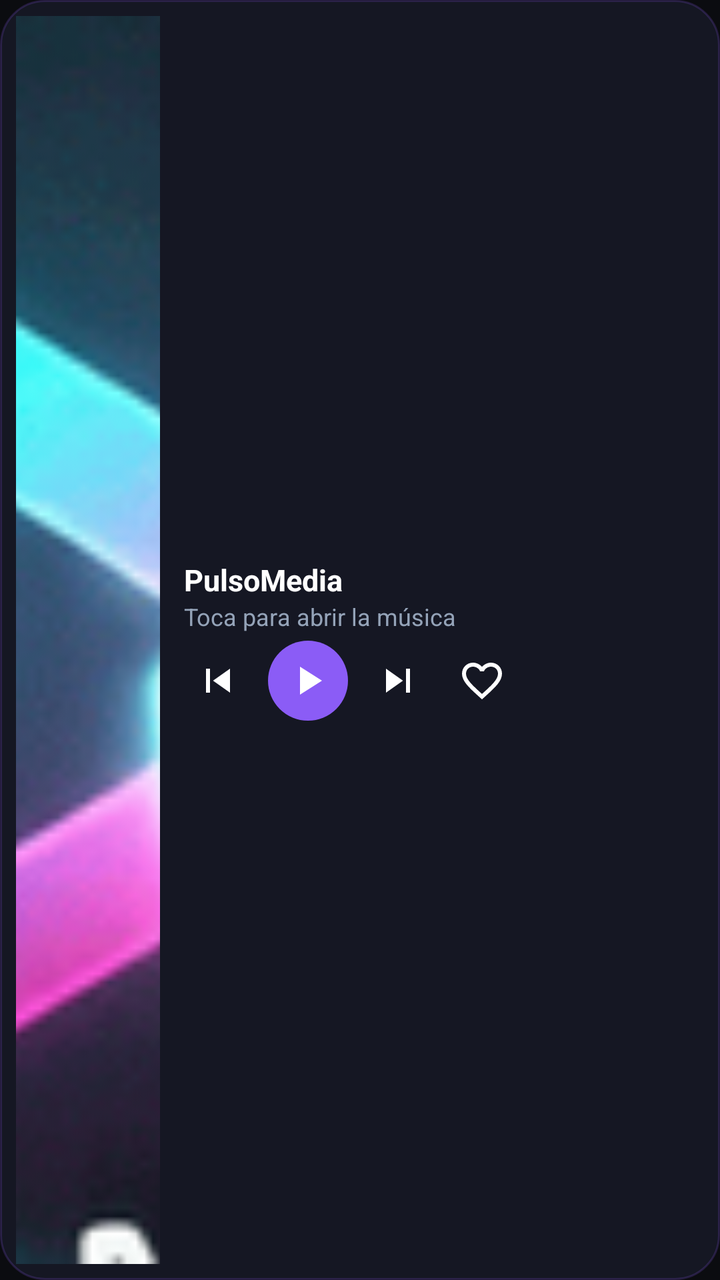
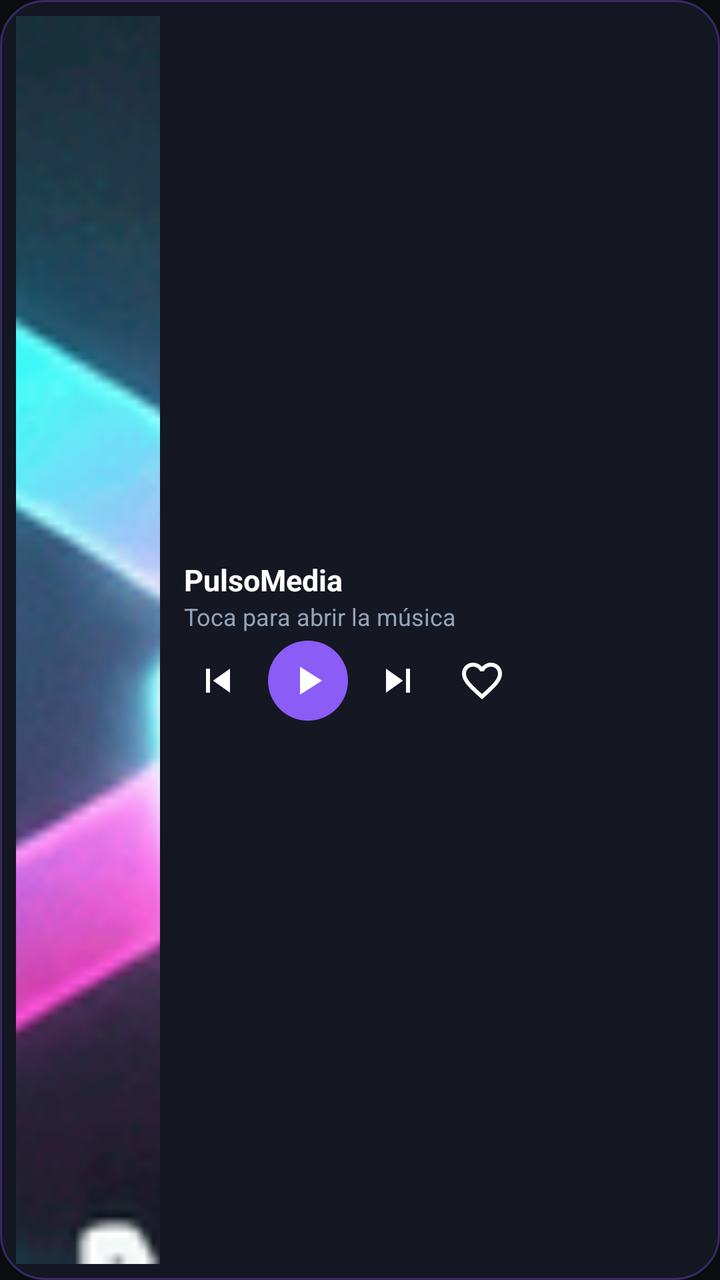

Before-and-after screenshots of an Android layout around one commit, followed by the original layout XML and the change that was made.
<!-- AndroidManifest.xml: application theme Theme.CPN -->
<!-- res/layout/widget_player.xml -->
<?xml version="1.0" encoding="utf-8"?>
<LinearLayout xmlns:android="http://schemas.android.com/apk/res/android"
    android:id="@+id/widget_root"
    android:layout_width="match_parent"
    android:layout_height="match_parent"
    android:background="@drawable/widget_bg"
    android:gravity="center"
    android:orientation="horizontal"
    android:padding="8dp">
    <ImageView
        android:id="@+id/widget_art"
        android:layout_width="72dp"
        android:layout_height="match_parent"
        android:contentDescription="Carátula"
        android:scaleType="centerCrop"
        android:src="@mipmap/ic_launcher" />

    <LinearLayout
        android:id="@+id/widget_info"
        android:layout_width="0dp"
        android:layout_height="wrap_content"
        android:layout_marginStart="12dp"
        android:layout_weight="1"
        android:gravity="center_vertical"
        android:orientation="vertical">
        <TextView
            android:id="@+id/widget_title"
            android:layout_width="match_parent"
            android:layout_height="wrap_content"
            android:ellipsize="end"
            android:maxLines="1"
            android:text="PulsoMedia"
            android:textColor="#FFFFFFFF"
            android:textSize="15sp"
            android:textStyle="bold" />

        <TextView
            android:id="@+id/widget_artist"
            android:layout_width="match_parent"
            android:layout_height="wrap_content"
            android:ellipsize="end"
            android:maxLines="1"
            android:text="Toca para abrir la música"
            android:textColor="#FF94A3B8"
            android:textSize="12sp" />
        <LinearLayout
            android:layout_width="match_parent"
            android:layout_height="wrap_content"
            android:gravity="center_vertical"
            android:orientation="horizontal"
            android:layout_marginTop="4dp">
            <ImageButton
                android:id="@+id/widget_prev"
                android:layout_width="34dp"
                android:layout_height="34dp"
                android:background="@android:color/transparent"
                android:contentDescription="Anterior"
                android:scaleType="center"
                android:src="@drawable/ic_prev" />
            <ImageButton
                android:id="@+id/widget_play"
                android:layout_width="40dp"
                android:layout_height="40dp"
                android:layout_marginStart="8dp"
                android:layout_marginEnd="8dp"
                android:background="@drawable/widget_btn_bg"
                android:contentDescription="Reproducir o pausar"
                android:scaleType="center"
                android:src="@drawable/ic_play" />
            <ImageButton
                android:id="@+id/widget_next"
                android:layout_width="34dp"
                android:layout_height="34dp"
                android:background="@android:color/transparent"
                android:contentDescription="Siguiente"
                android:scaleType="center"
                android:src="@drawable/ic_next" />
            <ImageButton
                android:id="@+id/widget_like"
                android:layout_width="34dp"
                android:layout_height="34dp"
                android:layout_marginStart="8dp"
                android:background="@android:color/transparent"
                android:contentDescription="Me gusta"
                android:scaleType="center"
                android:src="@drawable/ic_heart" />
        </LinearLayout>
    </LinearLayout>
</LinearLayout>
<!-- resources referenced by this layout -->
<resources>
  <!-- drawable ic_heart (drawable) -->
  <vector xmlns:android="http://schemas.android.com/apk/res/android" android:width="24dp" android:height="24dp" android:viewportWidth="24" android:viewportHeight="24">
      <path android:fillColor="#FFFFFFFF" android:pathData="M16.5,3c-1.74,0 -3.41,0.81 -4.5,2.09C10.91,3.81 9.24,3 7.5,3 4.42,3 2,5.42 2,8.5c0,3.78 3.4,6.86 8.55,11.54L12,21.35l1.45,-1.32C18.6,15.36 22,12.28 22,8.5 22,5.42 19.58,3 16.5,3zM12.1,18.55l-0.1,0.1 -0.1,-0.1C7.14,14.24 4,11.39 4,8.5 4,6.5 5.5,5 7.5,5c1.54,0 3.04,0.99 3.57,2.36h1.87C13.46,5.99 14.96,5 16.5,5c2,0 3.5,1.5 3.5,3.5 0,2.89 -3.14,5.74 -7.9,10.05z" />
  </vector>
  <!-- drawable ic_next (drawable) -->
  <vector xmlns:android="http://schemas.android.com/apk/res/android" android:width="24dp" android:height="24dp" android:viewportWidth="24" android:viewportHeight="24">
      <path android:fillColor="#FFFFFFFF" android:pathData="M6,18l8.5,-6L6,6v12zM16,6v12h2V6h-2z" />
  </vector>
  <!-- drawable ic_play (drawable) -->
  <vector xmlns:android="http://schemas.android.com/apk/res/android" android:width="24dp" android:height="24dp" android:viewportWidth="24" android:viewportHeight="24">
      <path android:fillColor="#FFFFFFFF" android:pathData="M8,5v14l11,-7z" />
  </vector>
  <!-- drawable ic_prev (drawable) -->
  <vector xmlns:android="http://schemas.android.com/apk/res/android" android:width="24dp" android:height="24dp" android:viewportWidth="24" android:viewportHeight="24">
      <path android:fillColor="#FFFFFFFF" android:pathData="M6,6h2v12H6zM9.5,12l8.5,6V6z" />
  </vector>
  <!-- drawable widget_bg (drawable) -->
  <shape xmlns:android="http://schemas.android.com/apk/res/android" android:shape="rectangle">
      <solid android:color="#F2161824" />
      <corners android:radius="22dp" />
      <stroke android:width="1dp" android:color="#338B5CF6" />
  </shape>
  <!-- drawable widget_btn_bg (drawable) -->
  <shape xmlns:android="http://schemas.android.com/apk/res/android" android:shape="oval">
      <solid android:color="#FF8B5CF6" />
  </shape>
  <!-- mipmap ic_launcher: png bitmap (mipmap-xxhdpi, 54525 bytes) -->
  <style name="Theme.CPN" parent="Theme.AppCompat.NoActionBar">
          <item name="android:windowBackground">@color/obsidian</item>
          <item name="android:statusBarColor">@color/obsidian</item>
          <item name="android:navigationBarColor">@color/obsidian</item>
          <item name="android:windowLightStatusBar">false</item>
      </style>
  <color name="obsidian">#0B0C10</color>
</resources>

<!-- the commit's change to res/layout/widget_player.xml (unified diff, before → after) -->
@@ -29,7 +29,7 @@
             android:layout_height="wrap_content"
             android:ellipsize="end"
             android:maxLines="1"
-            android:text="PulsoMedia"
+            android:text="@string/app_name"
             android:textColor="#FFFFFFFF"
             android:textSize="15sp"
             android:textStyle="bold" />
<!-- resource entries referenced after the edit -->
@@ -18,21 +18,25 @@
   </vector>
   <!-- drawable widget_bg (drawable) -->
   <shape xmlns:android="http://schemas.android.com/apk/res/android" android:shape="rectangle">
-      <solid android:color="#F2161824" />
+      <solid android:color="@color/widget_bg" />
       <corners android:radius="22dp" />
-      <stroke android:width="1dp" android:color="#338B5CF6" />
+      <stroke android:width="1dp" android:color="@color/widget_stroke" />
   </shape>
   <!-- drawable widget_btn_bg (drawable) -->
   <shape xmlns:android="http://schemas.android.com/apk/res/android" android:shape="oval">
-      <solid android:color="#FF8B5CF6" />
+      <solid android:color="@color/brand_accent" />
   </shape>
   <!-- mipmap ic_launcher: png bitmap (mipmap-xxhdpi, 54525 bytes) -->
+  <string name="app_name">PulsoMedia</string>
   <style name="Theme.CPN" parent="Theme.AppCompat.NoActionBar">
           <item name="android:windowBackground">@color/obsidian</item>
           <item name="android:statusBarColor">@color/obsidian</item>
           <item name="android:navigationBarColor">@color/obsidian</item>
           <item name="android:windowLightStatusBar">false</item>
       </style>
+  <color name="widget_bg">#F2161824</color>
+  <color name="widget_stroke">#558B5CF6</color>
+  <color name="brand_accent">#FF8B5CF6</color>
   <color name="obsidian">#0B0C10</color>
 </resources>
 
